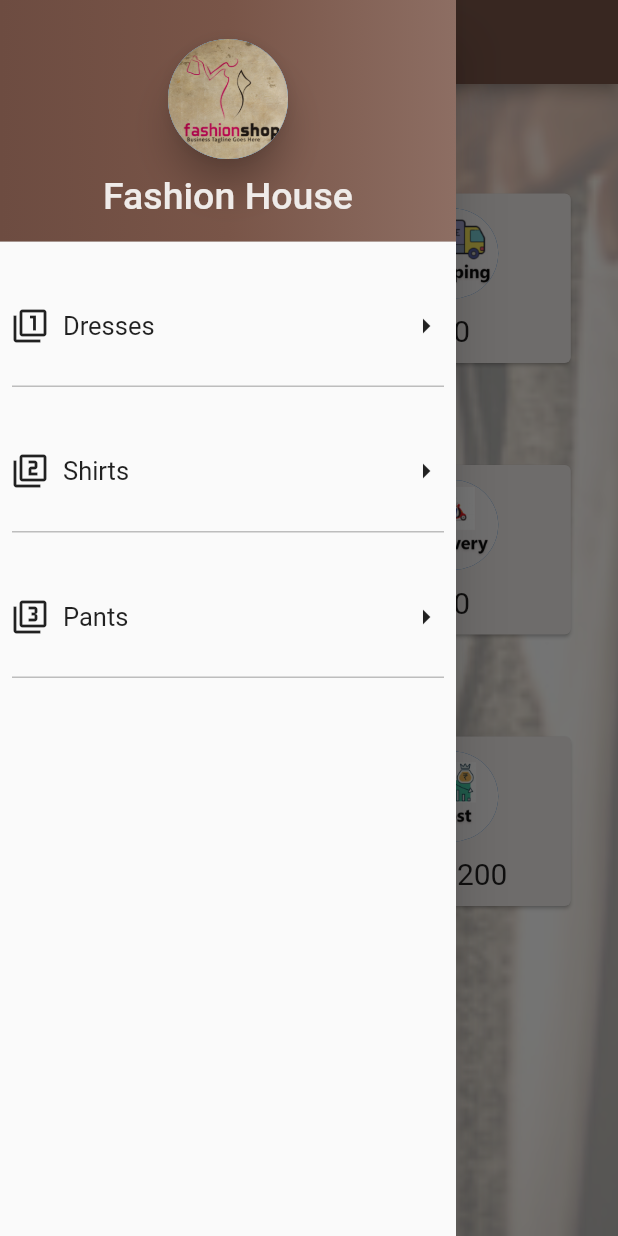
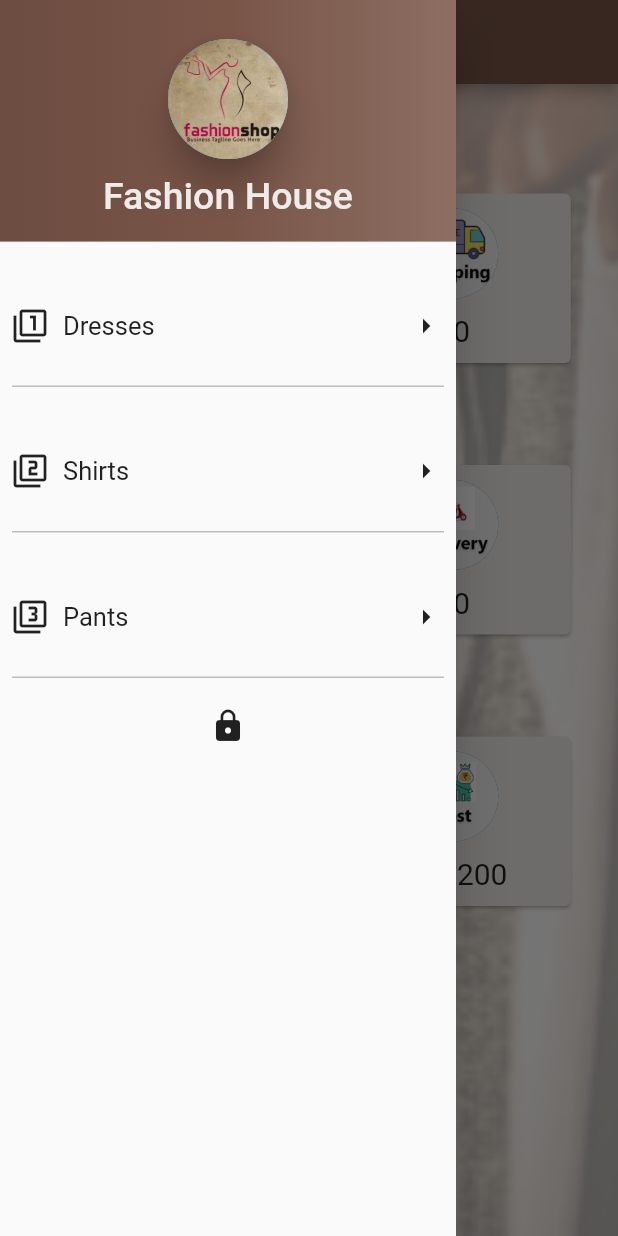
Before and after one commit to Kavindi95/FashionHouse, a Flutter app: the Dashboard screen opened directly, with the side drawer open, on a phone screen of 412 x 824 dp. Run offline on Flutter 3.47's test engine with Material 2 defaults, Android fonts, the phone set to English and light mode, and no system bars.

Commit message:
Secon commit with the changes to the navigation drawer

```diff
--- a/fashion_house/lib/dashboard.dart
+++ b/fashion_house/lib/dashboard.dart
@@ -701,6 +701,7 @@ class _DashboardState extends State<Dashboard> {
               CustomListTile(Icons.filter_2, 'Shirts', () => {}),
               CustomListTile(Icons.filter_3, 'Pants', () => {}),
               //CustomListTile(Icons.filter_4, 'log out', () => {}),
+              IconButton(icon: Icon(Icons.lock), onPressed: (){})
             ],
           ),
         ),
@@ -931,7 +932,7 @@ class CustomListTile extends StatelessWidget {
         decoration: BoxDecoration(
             border: Border(bottom: BorderSide(color: Colors.grey[400]))),
         child: InkWell(
-          splashColor: Colors.blueAccent,
+          splashColor: Colors.brown,
           onTap: onTap,
           child: Row(
             mainAxisAlignment: MainAxisAlignment.spaceBetween,
```
